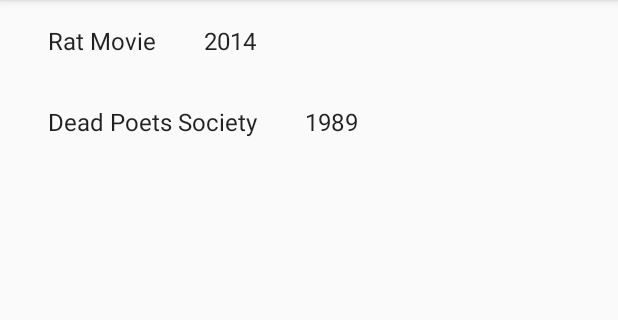
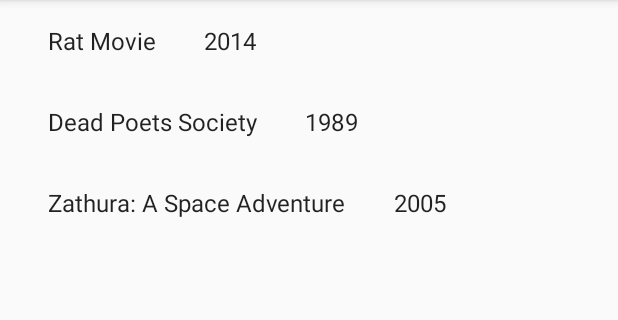
Before and after one commit to richtanner/MediaListWebStuff2020, an Android app: the screen it shows after launch (MovieListActivity), on a phone screen of 412 x 824 dp, the part 84-404 px from its top. Run offline under Robolectric (Android 15) with nearby library versions, the phone set to English and light mode, and no system bars.

Commit message:
third movie

```diff
--- a/app/src/main/java/com/fall2019/cs315/mediawebstuff/DumbMovieContent.java
+++ b/app/src/main/java/com/fall2019/cs315/mediawebstuff/DumbMovieContent.java
@@ -49,6 +49,15 @@
     private static final String movie2Image = "Dead Poets";
     private static final String movie2Weblink = "https://www.rottentomatoes.com/m/dead_poets_society";
 
+//Zathura
+    private static final String movie3Title = "Zathura: A Space Adventure";
+    private static final String movie3Description = "After their father (Tim Robbins) is called into work, two young boys, Walter (Josh Hutcherson)" +
+            " and Danny (Jonah Bobo), are left in the care of their teenage sister, Lisa (Kristen Stewart), and told they must stay inside. Walter" +
+            " and Danny, who anticipate a boring day, are shocked when they begin playing Zathura, a space-themed board game, which they realize" +
+            " has mystical powers when their house is shot into space. With the help of an astronaut (Dax Shepard), the boys attempt to return home.";
+    private static final String movie3Year = "2005";
+    private static final String movie3Image = "Zathura";
+    private static final String movie3Weblink = "https://www.rottentomatoes.com/m/zathura";
 
 
 
@@ -61,12 +70,15 @@
         // make those movie objects
         MovieModel ratMovie = new MovieModel(movie1Title, movie1Description, movie1Year, movie1Image, movie1Weblink);
         MovieModel deadPoets = new MovieModel(movie2Title, movie2Description, movie2Year, movie2Image, movie2Weblink);
+        MovieModel zathura = new MovieModel(movie3Title, movie3Description, movie3Year, movie3Image, movie3Weblink);
 
         // add EACH movie object to our lists and maps
-
+if(!(ITEM_MAP.containsKey("Rat Movie")))
+    {
         addMovieToList(ratMovie);
         addMovieToList(deadPoets);
-
+        addMovieToList(zathura);
+    }
         // no more movies to add?  Okay... return our list
         return MOVIES;
     }
--- a/app/src/main/java/com/fall2019/cs315/mediawebstuff/MovieDetailFragment.java
+++ b/app/src/main/java/com/fall2019/cs315/mediawebstuff/MovieDetailFragment.java
@@ -69,6 +69,10 @@
                         break;
                     case "Dead Poets":
                         thisMovieImageView.setImageResource(R.drawable.deadpoet);
+                        break;
+                    case "Zathura":
+                        thisMovieImageView.setImageResource(R.drawable.zathura);
+                        break;
                     default:
                         break;
                 }
```
Also changed, not shown: app/src/main/res/layout-land/activity_movie_detail.xml (added, +61 -0 lines), app/src/main/res/drawable/zathura.jpg (added).
